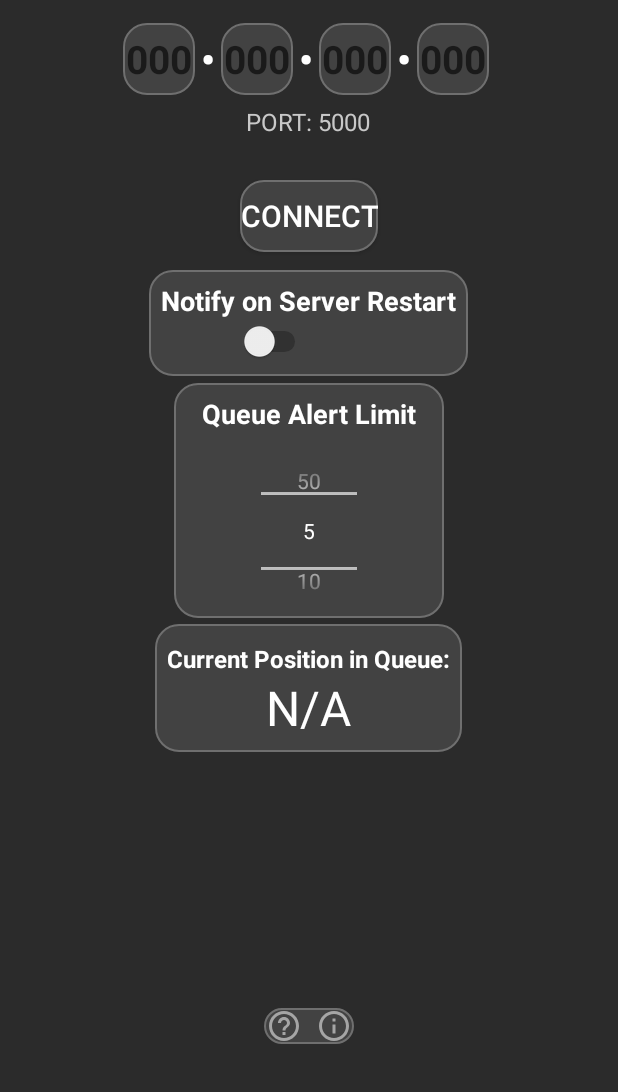
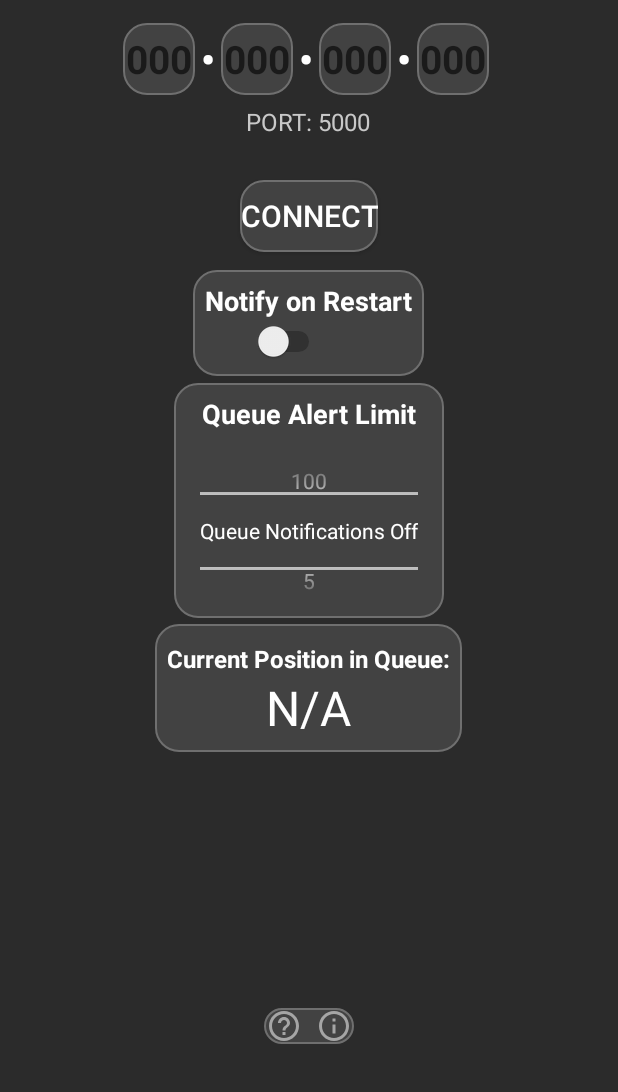
Before and after one commit to cagritaskn/2b2t-queue-alert-android, an Android app built with Jetpack Compose: the screen it shows after launch (MainActivity), on a phone screen of 412 x 824 dp, the part 144-1236 px from its top. Run offline under Robolectric (Android 15) with nearby library versions, the phone set to English and light mode, and no system bars.

Commit message:
Some bugfixes.

```diff
--- a/files/android-client-project/app/src/main/java/com/cagritaskn/qalert2b2t/MainActivity.kt
+++ b/files/android-client-project/app/src/main/java/com/cagritaskn/qalert2b2t/MainActivity.kt
@@ -30,8 +30,8 @@ class MainActivity : AppCompatActivity() {
     private var notificationSent = false
 
     private var queueAlertLastSentTime = 0L
-    private val QUEUE_ALERT_INTERVAL_MS = 60000L // 60 seconds in milliseconds
-    private val INITIAL_DELAY_MS = 60000L // 60 seconds in milliseconds
+    private val QUEUE_ALERT_INTERVAL_MS = 30000L // 60 seconds in milliseconds
+    private val INITIAL_DELAY_MS = 30000L // 60 seconds in milliseconds
 
     companion object {
         private const val TAG = "MainActivity"
@@ -129,13 +129,19 @@ class MainActivity : AppCompatActivity() {
     }
 
     private fun setupNumberPicker() {
-        val values = arrayOf("5", "10", "15", "20", "25", "30", "35", "40", "45", "50")
+        val values = arrayOf("Queue Notifications Off", "5", "10", "15", "20", "25", "30", "35", "40", "45", "50", "100")
+
         notificationMinimumCountPicker.minValue = 0
         notificationMinimumCountPicker.maxValue = values.size - 1
         notificationMinimumCountPicker.displayedValues = values
         notificationMinimumCountPicker.wrapSelectorWheel = true
+
         notificationMinimumCountPicker.setOnValueChangedListener { _, _, newValue ->
-            notificationMinimumCount = values[newValue].toInt()
+            notificationMinimumCount = if (newValue == 0) {
+                0 // "Queue Notifications Off" seçildiğinde değeri 0 olarak ayarla
+            } else {
+                values[newValue].toInt()
+            }
         }
 
         setNumberPickerTextColor(notificationMinimumCountPicker, Color.WHITE)
@@ -310,7 +316,7 @@ class MainActivity : AppCompatActivity() {
                     }
                 }
 
-                if (numericValue != null && numericValue in 5..1000 && numericValue <= notificationMinimumCount) {
+                if (numericValue != null && numericValue in 1..1000 && numericValue <= notificationMinimumCount) {
                     val currentTime = System.currentTimeMillis()
                     if (currentTime - queueAlertLastSentTime >= QUEUE_ALERT_INTERVAL_MS) {
                         sendNotification(
--- /dev/null
+++ b/files/android-client-project/app/src/main/res/drawable/ic_stop.xml
@@ -0,0 +1,5 @@
+<vector xmlns:android="http://schemas.android.com/apk/res/android" android:height="24dp" android:tint="#797979" android:viewportHeight="24" android:viewportWidth="24" android:width="24dp">
+
+    <path android:fillColor="@android:color/white" android:pathData="M19,6.41L17.59,5 12,10.59 6.41,5 5,6.41 10.59,12 5,17.59 6.41,19 12,13.41 17.59,19 19,17.59 13.41,12z"/>
+
+</vector>
--- a/files/android-client-project/app/src/main/res/layout/activity_main.xml
+++ b/files/android-client-project/app/src/main/res/layout/activity_main.xml
@@ -158,7 +158,7 @@
             android:id="@+id/notify_on_restart_text_view"
             android:layout_width="wrap_content"
             android:layout_height="wrap_content"
-            android:text="Notify on Server Restart"
+            android:text="Notify on Restart"
             android:gravity="center_horizontal"
             android:textColor="#FFFFFF"
             android:textStyle="bold"
@@ -170,9 +170,8 @@
             android:layout_height="wrap_content"
             android:layout_below="@id/notify_on_restart_text_view"
             android:gravity="center"
-            android:minWidth="100dp"
+            android:minWidth="80dp"
             android:minHeight="30dp" />
-
 
     </RelativeLayout>
 
@@ -183,7 +182,8 @@
         android:layout_centerHorizontal="true"
         android:layout_marginTop="335dp"
         android:background="@drawable/button_background"
-        android:padding="8dp">
+        android:padding="8dp"
+        tools:ignore="NotSibling">
 
         <TextView
             android:id="@+id/notification_minimum_count_text_view"
@@ -215,7 +215,8 @@
         android:layout_centerHorizontal="true"
         android:layout_marginTop="496dp"
         android:background="@drawable/button_background"
-        android:padding="8dp">
+        android:padding="8dp"
+        tools:ignore="NotSibling">
 
         <TextView
             android:id="@+id/numeric_value_text_view_static"
```
Also changed, not shown: files/android-client-project/app/src/main/java/com/cagritaskn/qalert2b2t/ForegroundService.kt (+5 -2 lines), files/android-client-project/app/src/main/AndroidManifest.xml (line endings or trailing spaces), 4 other files.
